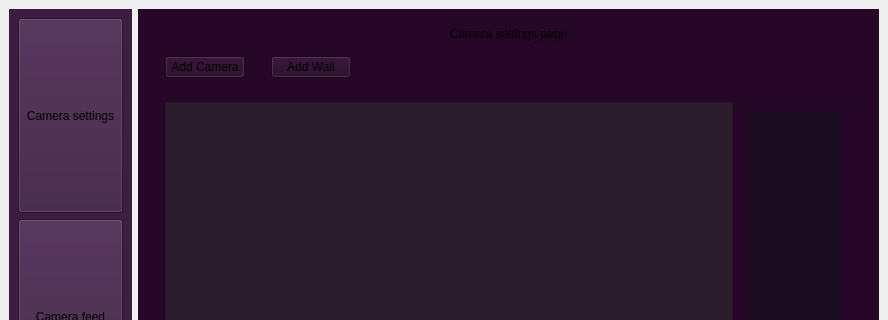
Above: UIs/main.ui from Sahasvinandith/ObserveAI_main before the change; both pictures show x 0 to 888 and y 0 to 320 of the 888 by 655 pixel window. Below: the same form after it.
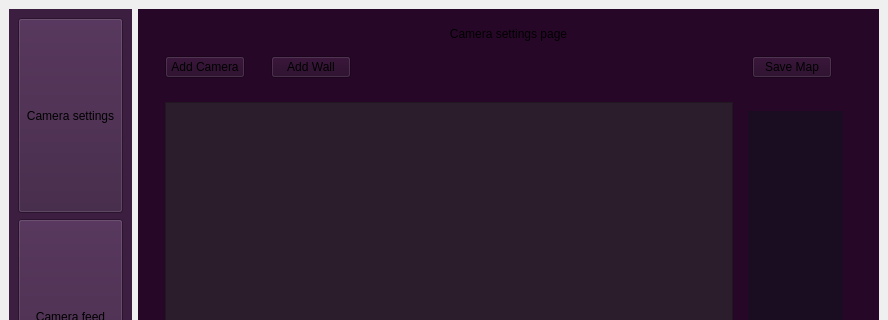
That is the form after the change.

Diff of the .ui file:
```diff
--- a/UIs/main.ui
+++ b/UIs/main.ui
@@ -158,14 +158,43 @@
                 </property>
                </widget>
               </item>
+              <item>
+               <spacer name="horizontalSpacer_3">
+                <property name="orientation">
+                 <enum>Qt::Orientation::Horizontal</enum>
+                </property>
+                <property name="sizeHint" stdset="0">
+                 <size>
+                  <width>100</width>
+                  <height>20</height>
+                 </size>
+                </property>
+               </spacer>
+              </item>
+              <item>
+               <widget class="QPushButton" name="save_map_btn">
+                <property name="sizePolicy">
+                 <sizepolicy hsizetype="Minimum" vsizetype="Fixed">
+                  <horstretch>0</horstretch>
+                  <verstretch>0</verstretch>
+                 </sizepolicy>
+                </property>
+                <property name="text">
+                 <string>Save Map</string>
+                </property>
+               </widget>
+              </item>
               <item>
                <spacer name="horizontalSpacer">
                 <property name="orientation">
                  <enum>Qt::Orientation::Horizontal</enum>
                 </property>
+                <property name="sizeType">
+                 <enum>QSizePolicy::Policy::Fixed</enum>
+                </property>
                 <property name="sizeHint" stdset="0">
                  <size>
-                  <width>40</width>
+                  <width>20</width>
                   <height>20</height>
                  </size>
                 </property>
```
